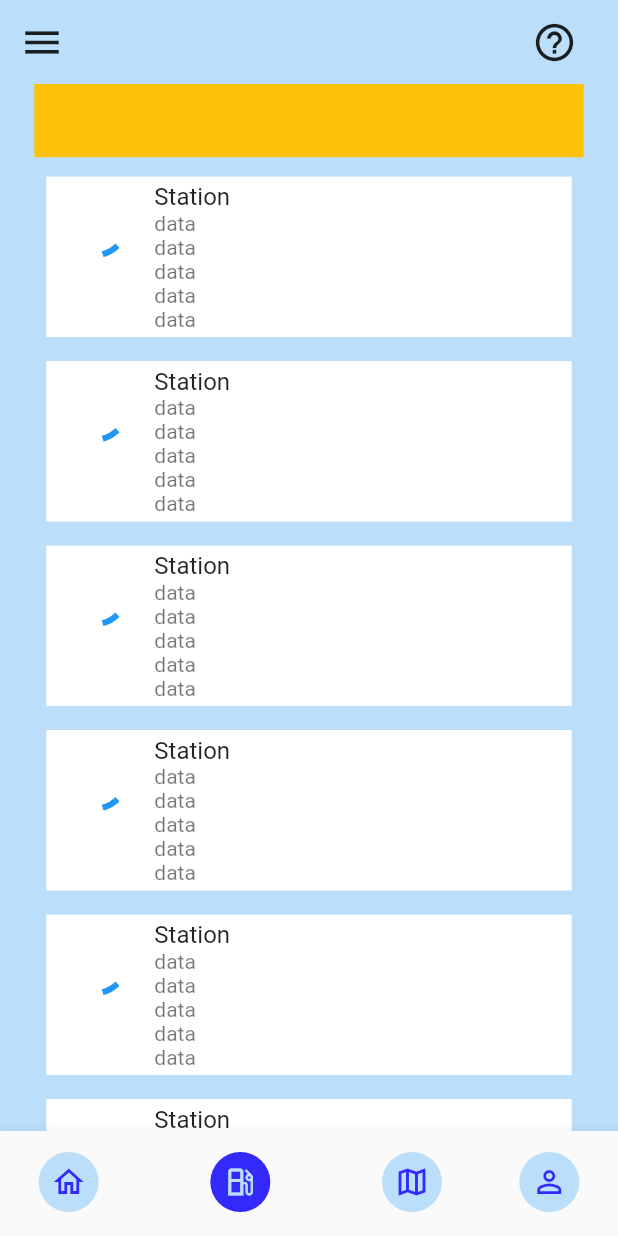
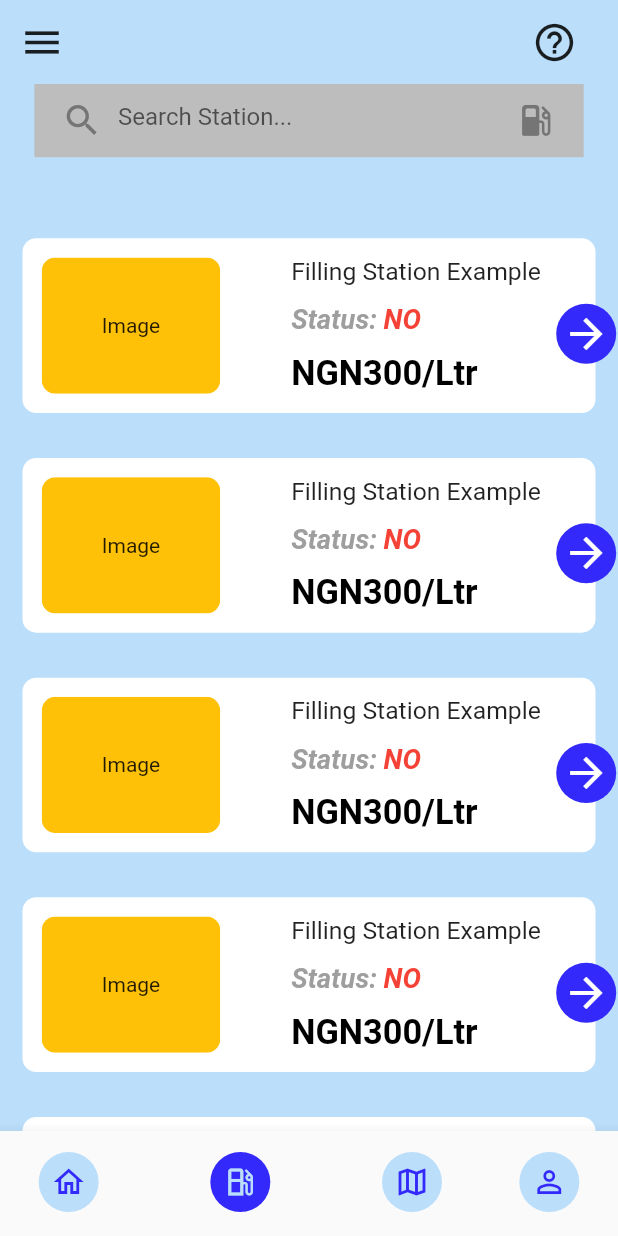
Before and after one commit to Lekki369/edey, a Flutter app: the screen it shows once a user with an empty profile is signed in, item 2 of the bottom bar chosen, on a phone screen of 412 x 824 dp. Run offline on Flutter 3.47's test engine with Material 2 defaults, Android fonts, the phone set to English and light mode, and no system bars; our stand-ins replace firebase_auth, firebase_core, flutter_screenutil, get; accounts and stored records are empty.

Commit message:
Filling Station class

```diff
--- a/lib/app/modules/home/home_user/views/home_user_view.dart
+++ b/lib/app/modules/home/home_user/views/home_user_view.dart
@@ -187,7 +187,9 @@ class FindFuel extends GetView<HomeUserController> {
                         ),
                       ),
                       // TODO: location handler
-                      onPressed: () {},
+                      onPressed: () {
+                        controller.selectedIndex.value = 1;
+                      },
                     ),
                   )
                 ],
@@ -205,49 +207,166 @@ class FillingStation extends GetView<HomeUserView> {
 
   @override
   Widget build(BuildContext context) {
-    return Padding(
+    return Column(
+      children: [
+        Padding(
           padding: EdgeInsets.only(left: 25.w, right: 25.w),
-      child: Column(
-        children: [
-          Container(
+          child: Container(
             height: 50.h,
             width: double.maxFinite,
-            color: Colors.amber,
+            padding: EdgeInsets.symmetric(vertical: 10.w, horizontal: 8.h),
+            decoration: BoxDecoration(
+              color: Colors.grey.shade400,
+            ),
+            child: Center(
+              child: InkWell(
+                child: Row(
+                  children: [
+                    Expanded(
+                      child: TextField(
+                        keyboardType: TextInputType.text,
+                        textInputAction: TextInputAction.done,
+                        cursorColor: Colors.grey.shade600,
+                        // controller: ,
+                        decoration: InputDecoration(
+                          border:
+                              UnderlineInputBorder(borderSide: BorderSide.none),
+                          prefixIcon: Icon(
+                            Icons.search_outlined,
+                            size: 30.sp,
+                            color: Colors.grey.shade600,
+                          ),
+                          suffixIcon: Icon(
+                            Icons.local_gas_station_rounded,
+                            size: 30.sp,
+                            color: Colors.grey.shade600,
+                          ),
+                          hintText: 'Search Station...',
+                          isDense: true,
+                        ),
+                      ),
+                    ),
+                  ],
+                ),
+              ),
+            ),
+          ),
         ),
         SizedBox(
-            height: 5.h,
+          height: 40.h,
         ),
         Expanded(
           child: ListView.builder(
             itemCount: 10,
             itemBuilder: (context, index) {
-              return Padding(
-                padding: const EdgeInsets.all(8.0),
+              return ConstrainedBox(
+                constraints: BoxConstraints(
+                  maxHeight: 150.h,
+                ),
                 child: InkWell(
+                  borderRadius: BorderRadius.circular(10.r),
                   onTap: () {
                     print('object $index');
                   },
-                  child: ListTile(
-                    tileColor: Colors.white,
-                    leading: CircularProgressIndicator(),
-                    title: Text('Station'),
-                    subtitle: Column(
+                  child: Stack(
+                    children: [
+                      Padding(
+                        padding: const EdgeInsets.all(15.0),
+                        child: Container(
+                          padding: EdgeInsets.all(14.sp),
+                          decoration: BoxDecoration(
+                            borderRadius: BorderRadius.circular(10.r),
+                            color: Colors.white,
+                          ),
+                          child: Row(
+                            children: [
+                              SizedBox(
+                                height: 130.h,
+                                width: 130.w,
+                                child: ClipRRect(
+                                  borderRadius: BorderRadius.circular(10.r),
+                                  child: Container(
+                                    color: Colors.amber,
+                                    child: Center(
+                                      child: Text('Image'),
+                                    ),
+                                  ),
+                                ),
+                              ),
+                              Spacer(
+                                flex: 2,
+                              ),
+                              Column(
                                 crossAxisAlignment: CrossAxisAlignment.start,
+                                mainAxisAlignment:
+                                    MainAxisAlignment.spaceBetween,
                                 children: [
-                        Text('data'),
-                        Text('data'),
-                        Text('data'),
-                        Text('data'),
-                        Text('data'),
+                                  Text(
+                                    'Filling Station Example',
+                                    style: TextStyle(
+                                      fontSize: 18.sp,
+                                      fontWeight: FontWeight.w400,
+                                    ),
+                                  ),
+                                  Row(
+                                    mainAxisAlignment: MainAxisAlignment.start,
+                                    children: [
+                                      Text(
+                                        'Status:',
+                                        style: TextStyle(
+                                          color: Colors.grey,
+                                          fontSize: 20.sp,
+                                          fontWeight: FontWeight.w600,
+                                          fontStyle: FontStyle.italic,
+                                        ),
+                                      ),
+                                      Text(
+                                        ' NO',
+                                        style: TextStyle(
+                                          color: Colors.red,
+                                          fontSize: 20.sp,
+                                          fontWeight: FontWeight.w600,
+                                          fontStyle: FontStyle.italic,
+                                        ),
+                                      ),
+                                    ],
+                                  ),
+                                  Text(
+                                    'NGN300/Ltr',
+                                    style: TextStyle(
+                                      color: Colors.black,
+                                      fontSize: 25.sp,
+                                      fontWeight: FontWeight.w600,
+                                    ),
+                                  ),
+                                ],
+                              ),
+                              Spacer(),
                             ],
                           ),
                         ),
                       ),
+                      Positioned(
+                        top: 120.h / 2,
+                        left: 405.w,
+                        child: CircleAvatar(
+                          backgroundColor:
+                              const Color.fromARGB(255, 51, 41, 250),
+                          child: Icon(
+                            Icons.arrow_forward,
+                            size: 35.sp,
+                            color: Colors.white,
+                          ),
+                        ),
+                      )
+                    ],
+                  ),
+                ),
               );
             },
-          ))
+          ),
+        )
       ],
-      ),
     );
   }
 }
```
Lines whose indentation alone changed are shown as unchanged.
